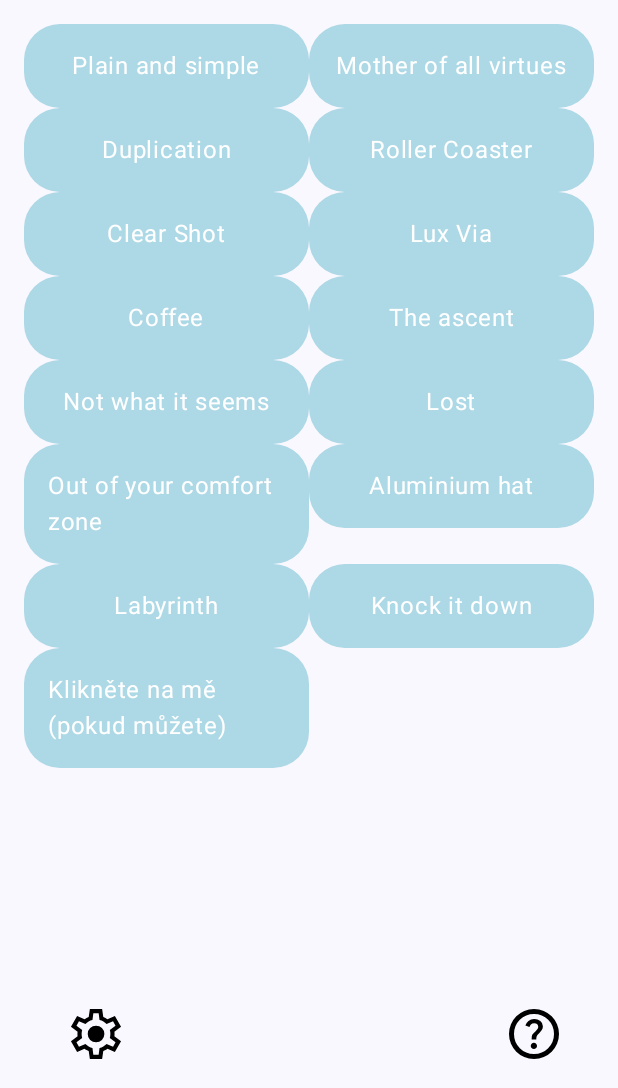
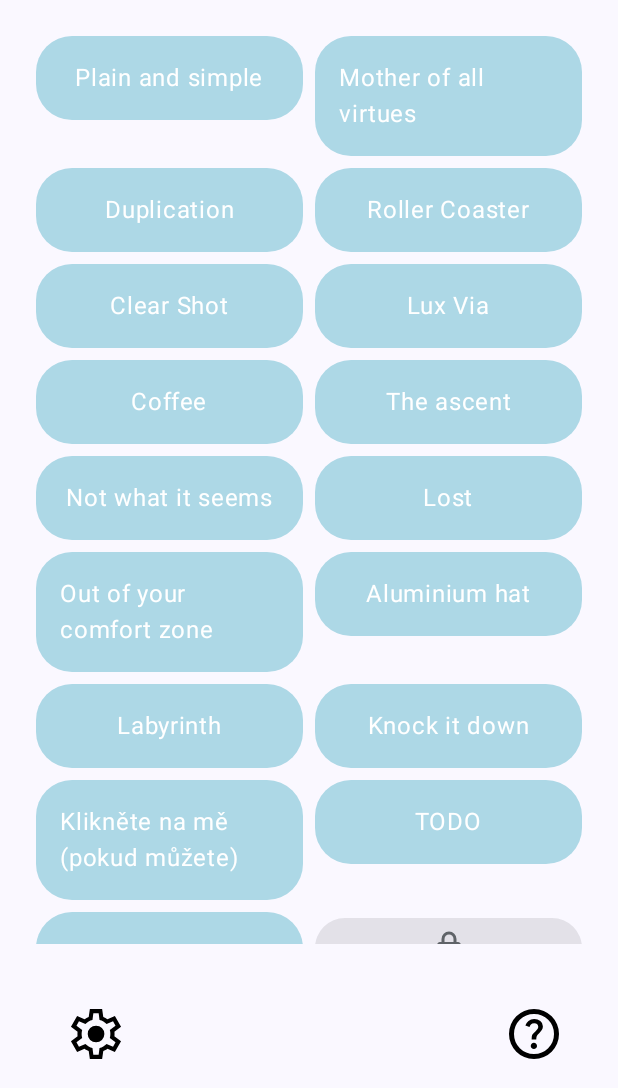
Before and after one commit to lys-08/AppMobile, an Android app built with Jetpack Compose: the screen it shows after launch (MainActivity), on a phone screen of 412 x 824 dp, the part 148-1236 px from its top. Run offline under Robolectric (Android 15) with nearby library versions, the phone set to English and light mode, and no system bars.

Commit message:
Début Level 18 et ajustement padding HomePage

```diff
--- a/ClickMe/app/src/main/java/com/progmobile/clickme/MainActivity.kt
+++ b/ClickMe/app/src/main/java/com/progmobile/clickme/MainActivity.kt
@@ -31,7 +31,7 @@ import kotlinx.coroutines.launch
 import kotlinx.coroutines.runBlocking
 
 private val Context.dataStore by preferencesDataStore("user_prefs")
-private const val STARTING_LEVEL = 19
+private const val STARTING_LEVEL = 16
 private const val MUSIC_DEFAULT = true
 private const val SOUND_DEFAULT = true
 
--- a/ClickMe/app/src/main/java/com/progmobile/clickme/data/DataSource.kt
+++ b/ClickMe/app/src/main/java/com/progmobile/clickme/data/DataSource.kt
@@ -29,8 +29,8 @@ import com.progmobile.clickme.ui.theme.CustomTheme
 
 object DataSource {
     // Max number of levels to display
-    const val LEVEL_NUMBERS = 14
-    const val STARTING_LEVEL = 14
+    const val LEVEL_NUMBERS = 19
+    const val STARTING_LEVEL = 16
     const val MUSIC_DEFAULT = true
     const val SOUND_DEFAULT = true
 
--- a/ClickMe/app/src/main/java/com/progmobile/clickme/ui/HomePage.kt
+++ b/ClickMe/app/src/main/java/com/progmobile/clickme/ui/HomePage.kt
@@ -2,10 +2,12 @@ package com.progmobile.clickme.ui
 
 import androidx.compose.foundation.layout.Arrangement
 import androidx.compose.foundation.layout.Column
+import androidx.compose.foundation.layout.PaddingValues
 import androidx.compose.foundation.layout.fillMaxHeight
 import androidx.compose.foundation.layout.fillMaxSize
 import androidx.compose.foundation.layout.fillMaxWidth
 import androidx.compose.foundation.layout.padding
+import androidx.compose.foundation.layout.wrapContentSize
 import androidx.compose.foundation.lazy.grid.GridCells
 import androidx.compose.foundation.lazy.grid.LazyVerticalGrid
 import androidx.compose.foundation.lazy.grid.items
@@ -22,6 +24,7 @@ import androidx.navigation.NavHostController
 import androidx.navigation.compose.rememberNavController
 import com.progmobile.clickme.MainActivity
 import com.progmobile.clickme.R
+import com.progmobile.clickme.Screens
 import com.progmobile.clickme.data.DataSource.LEVEL_NUMBERS
 import com.progmobile.clickme.data.DataSource.levels
 
@@ -52,9 +55,10 @@ fun HomePage(
         // Levels button
         LazyVerticalGrid(
             columns = GridCells.Fixed(2),
-            modifier = Modifier
-                .fillMaxWidth()
-                .fillMaxHeight()
+            modifier = Modifier.fillMaxWidth(),
+            contentPadding = PaddingValues(8.dp), // Ajoute un espace global autour de la grille
+            horizontalArrangement = Arrangement.spacedBy(8.dp), // Espacement horizontal entre les items
+            verticalArrangement = Arrangement.spacedBy(8.dp)
           ) {
             //Enable buttons from unlocked levels
             items((0..MainActivity.instance?.currentLevelUnlocked!!).toList()) { i ->
@@ -63,12 +67,25 @@ fun HomePage(
                     onClick = { navController.navigate(levels[i].second) }
                 )
             }
+            if (MainActivity.instance?.currentLevelUnlocked!! == 17) {
+                item {
+                    UnlockLevel(
+                        labelResourceId = R.string.button,
+                        level = 18,
+                        //modifier = Modifier.wrapContentSize(),
+                        levelName = Screens.Level_19.name,
+                        navController = navController
+                    )
+                }
+            }
             //Disable buttons from locked levels
             items((MainActivity.instance?.currentLevelUnlocked!! + 1..<LEVEL_NUMBERS).toList()) { i ->
                 LevelButtonLocked(
                     onClick = { navController.navigate(levels[i].second) }
                 )
             }
+
+
         }
 
     }
--- a/ClickMe/app/src/main/java/com/progmobile/clickme/ui/levels/Level_18.kt
+++ b/ClickMe/app/src/main/java/com/progmobile/clickme/ui/levels/Level_18.kt
@@ -43,15 +43,6 @@ fun Level_18(
                 .padding(vertical = 16.dp),
             textAlign = TextAlign.Center
         )
-
-        // Level button
-        UnlockLevel(
-            labelResourceId = R.string.button,
-            level = 18,
-            modifier = Modifier,
-            levelName = Screens.Level_19.name,
-            navController = navController
-        )
     }
 }
 
--- a/ClickMe/app/src/main/res/values/strings.xml
+++ b/ClickMe/app/src/main/res/values/strings.xml
@@ -27,7 +27,7 @@
     <string name="level_15">Klikněte na mě (pokud můžete)</string>
     <string name="level_16">TODO</string> <!-- TODO -->
     <string name="level_17">TODO</string> <!-- TODO -->
-    <string name="level_18">TODO</string> <!-- TODO -->
+    <string name="level_18">Lost 2</string> <!-- TODO -->
     <string name="level_19">TODO</string> <!-- TODO -->
     <string name="level_20">TODO</string> <!-- TODO -->
 
```
Also changed, not shown: 1 other file.
